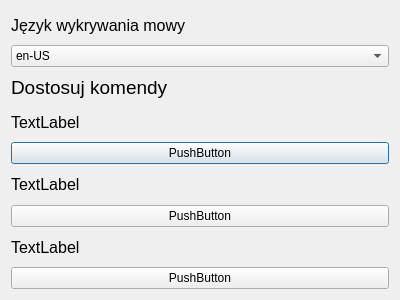
janinainfa/mex-assistant, file ui/Settings.ui: the form before one commit.
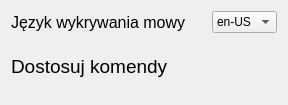
The form after the commit.

Commit message: added commands to settings window

Diff of the .ui file:
```diff
--- a/ui/Settings.ui
+++ b/ui/Settings.ui
@@ -6,44 +6,15 @@
    <rect>
     <x>0</x>
     <y>0</y>
-    <width>400</width>
-    <height>300</height>
+    <width>288</width>
+    <height>105</height>
    </rect>
   </property>
   <property name="windowTitle">
    <string>Ustawienia</string>
   </property>
-  <layout class="QVBoxLayout" name="verticalLayout">
-   <item>
-    <widget class="QLabel" name="label">
-     <property name="font">
-      <font>
-       <pointsize>12</pointsize>
-      </font>
-     </property>
-     <property name="text">
-      <string>Język wykrywania mowy</string>
-     </property>
-     <property name="class" stdset="0">
-      <string>command_label</string>
-     </property>
-    </widget>
-   </item>
-   <item>
-    <widget class="QComboBox" name="comboBox">
-     <item>
-      <property name="text">
-       <string>en-US</string>
-      </property>
-     </item>
-     <item>
-      <property name="text">
-       <string>pl-PL</string>
-      </property>
-     </item>
-    </widget>
-   </item>
-   <item>
+  <layout class="QGridLayout" name="gridLayout">
+   <item row="1" column="0" colspan="2">
     <widget class="QLabel" name="label_5">
      <property name="font">
       <font>
@@ -58,81 +29,35 @@
      </property>
     </widget>
    </item>
-   <item>
-    <widget class="QLabel" name="label_2">
-     <property name="font">
-      <font>
-       <pointsize>12</pointsize>
-      </font>
-     </property>
-     <property name="text">
-      <string>TextLabel</string>
-     </property>
-     <property name="class" stdset="0">
-      <string>command_label</string>
-     </property>
+   <item row="0" column="2">
+    <widget class="QComboBox" name="comboBox">
+     <item>
+      <property name="text">
+       <string>en-US</string>
+      </property>
+     </item>
+     <item>
+      <property name="text">
+       <string>pl-PL</string>
+      </property>
+     </item>
     </widget>
    </item>
-   <item>
-    <widget class="QPushButton" name="pushButton">
-     <property name="text">
-      <string>PushButton</string>
-     </property>
-     <property name="class" stdset="0">
-      <string>command_button</string>
-     </property>
-    </widget>
-   </item>
-   <item>
-    <widget class="QLabel" name="label_3">
+   <item row="0" column="0">
+    <widget class="QLabel" name="label">
      <property name="font">
       <font>
        <pointsize>12</pointsize>
       </font>
      </property>
      <property name="text">
-      <string>TextLabel</string>
+      <string>Język wykrywania mowy</string>
      </property>
      <property name="class" stdset="0">
       <string>command_label</string>
      </property>
     </widget>
    </item>
-   <item>
-    <widget class="QPushButton" name="pushButton_2">
-     <property name="text">
-      <string>PushButton</string>
-     </property>
-     <property name="class" stdset="0">
-      <string>command_button</string>
-     </property>
-    </widget>
-   </item>
-   <item>
-    <widget class="QLabel" name="label_4">
-     <property name="font">
-      <font>
-       <pointsize>12</pointsize>
-      </font>
-     </property>
-     <property name="text">
-      <string>TextLabel</string>
-     </property>
-     <property name="class" stdset="0">
-      <string>command_label</string>
-     </property>
-    </widget>
-   </item>
-   <item>
-    <widget class="QPushButton" name="pushButton_3">
-     <property name="text">
-      <string>PushButton</string>
-     </property>
-     <property name="class" stdset="0">
-      <string>command_button</string>
-     </property>
-    </widget>
-   </item>
   </layout>
  </widget>
  <resources/>
```
The commit also changes 6 other files.
